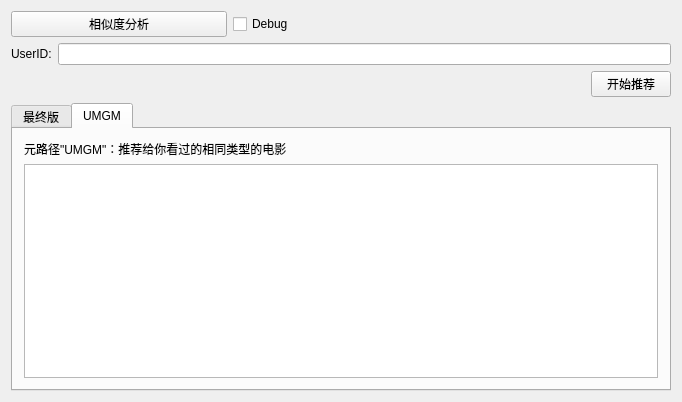
Old version of the form HeraRecWindow/widget.ui in the repository Shantom/graduation-project.
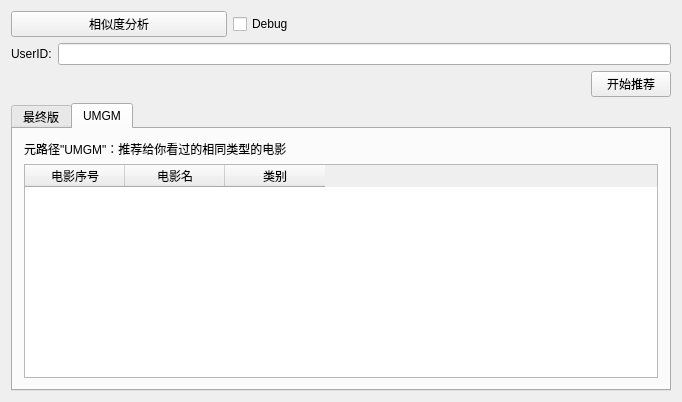
New version of the form. The open tabs and pages were chosen to show the change.

The edit to the form file:
```diff
--- a/HeraRecWindow/widget.ui
+++ b/HeraRecWindow/widget.ui
@@ -126,7 +126,23 @@
         </widget>
        </item>
        <item>
-        <widget class="QTableWidget" name="tableWidget"/>
+        <widget class="QTableWidget" name="tableWidget_UMGM">
+         <column>
+          <property name="text">
+           <string>电影序号</string>
+          </property>
+         </column>
+         <column>
+          <property name="text">
+           <string>电影名</string>
+          </property>
+         </column>
+         <column>
+          <property name="text">
+           <string>类别</string>
+          </property>
+         </column>
+        </widget>
        </item>
       </layout>
      </widget>
```
Left out of the diff: 19 changed lines with no effect on the pictures.
